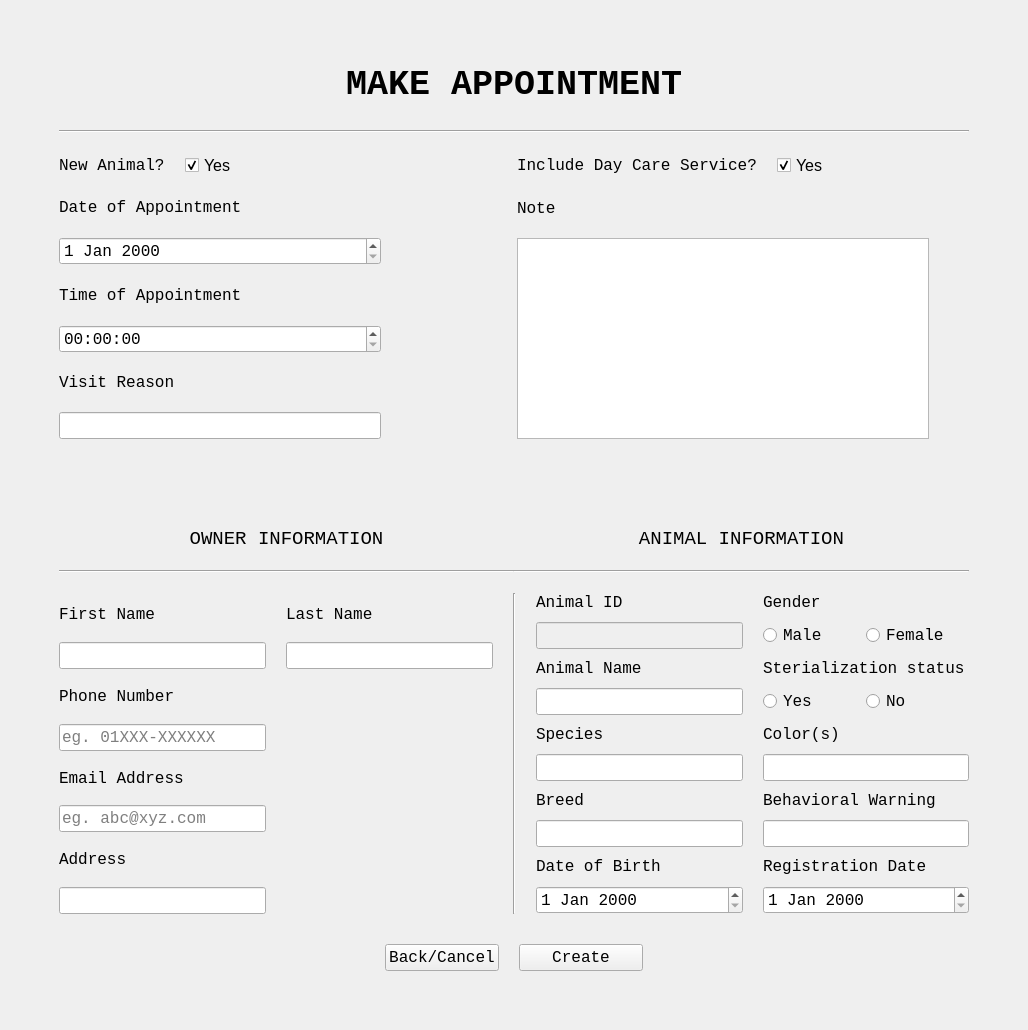
This is AppointmentCreateUI.ui in ASNaeem/Simple-VCMS as Qt 5 draws it before an edit. The edited form follows.
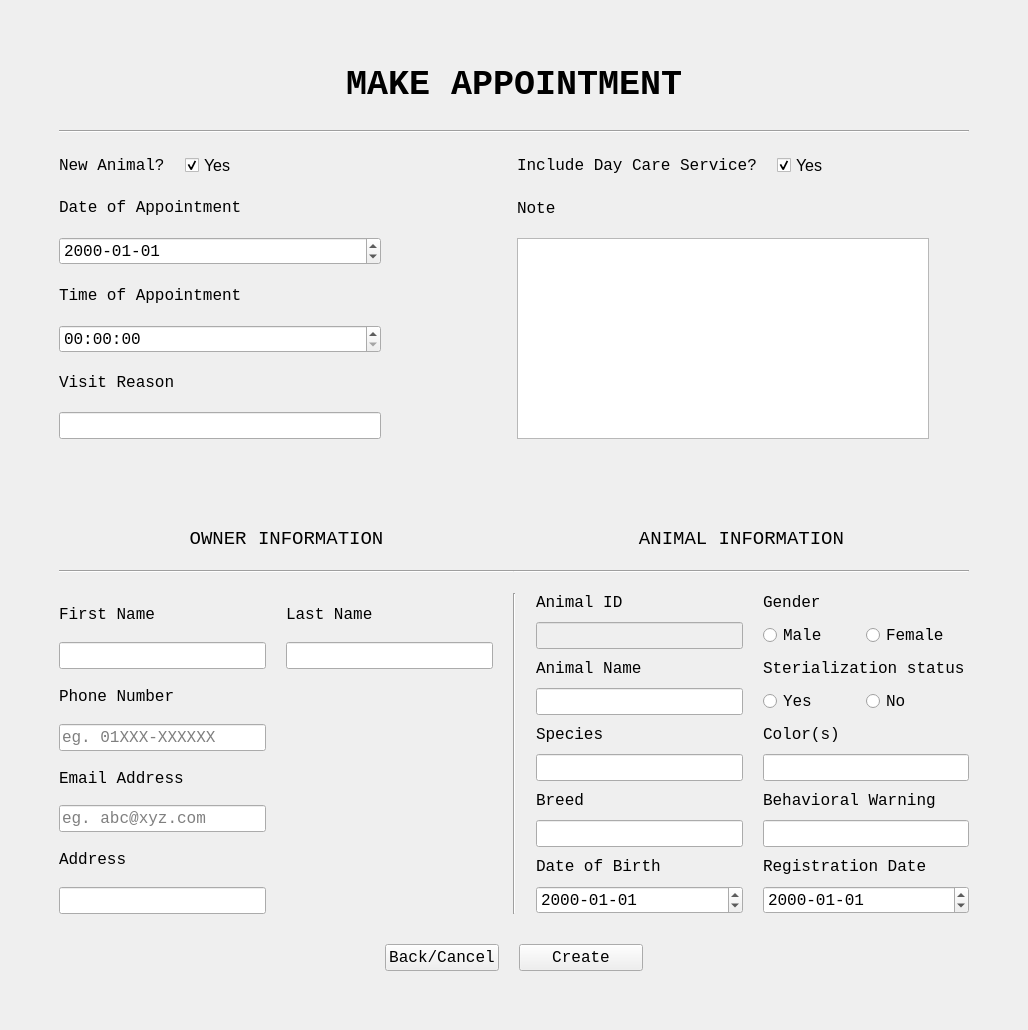
This is the edited form.

Diff of the .ui file:
```diff
--- a/AppointmentCreateUI.ui
+++ b/AppointmentCreateUI.ui
@@ -111,6 +111,9 @@
                 <pointsize>12</pointsize>
                </font>
               </property>
+              <property name="displayFormat">
+               <string>yyyy-MM-dd</string>
+              </property>
              </widget>
             </item>
             <item row="2" column="0">
@@ -700,6 +703,9 @@
               <pointsize>12</pointsize>
              </font>
             </property>
+            <property name="displayFormat">
+             <string>yyyy-MM-dd</string>
+            </property>
            </widget>
           </item>
           <item row="7" column="2">
@@ -762,6 +768,9 @@
               <pointsize>12</pointsize>
              </font>
             </property>
+            <property name="displayFormat">
+             <string>yyyy-MM-dd</string>
+            </property>
            </widget>
           </item>
           <item row="4" column="2">
```
Left out of the diff: 16 changed lines with no effect on the pictures.
